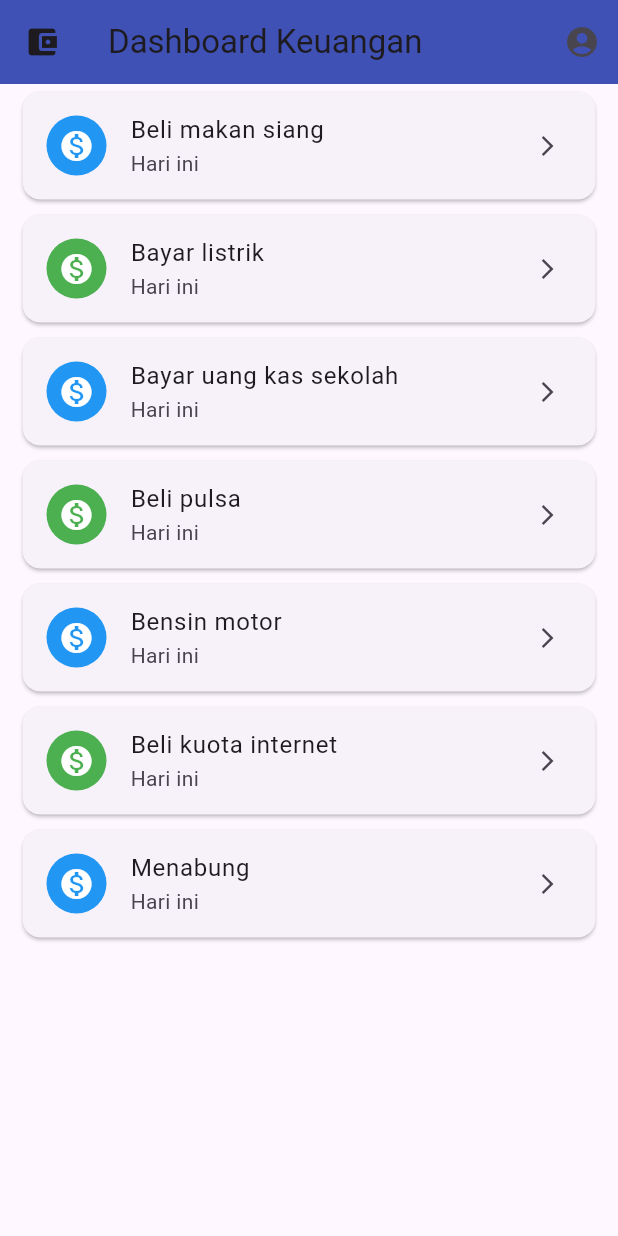
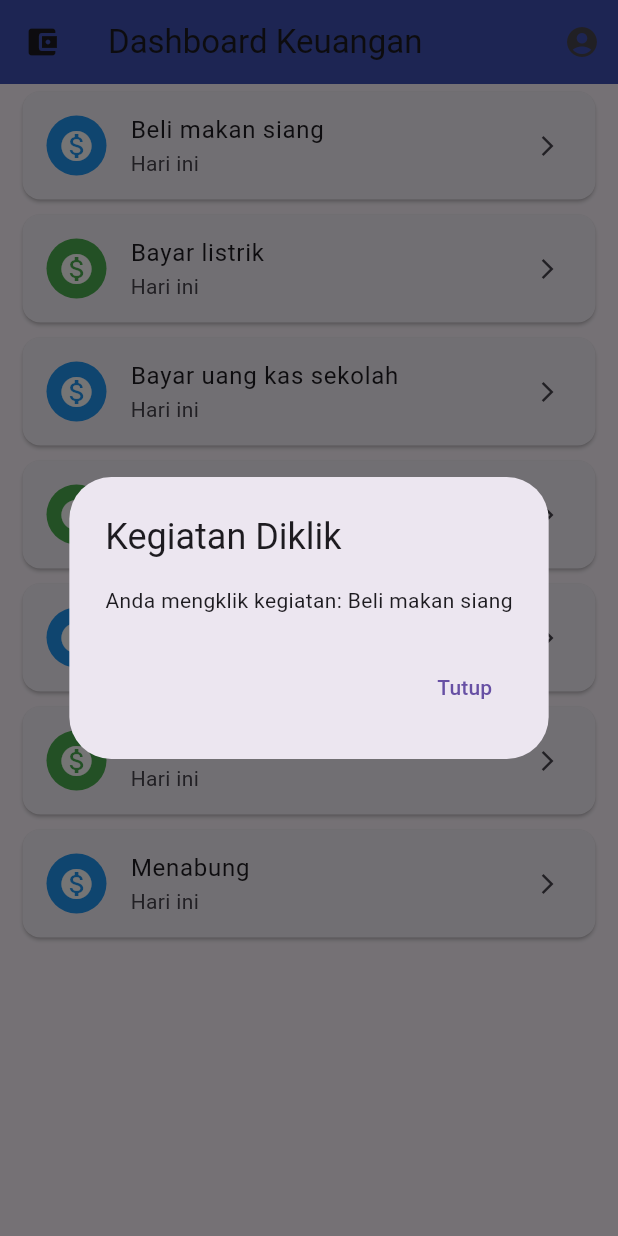
Before and after one commit to Arifnyacode/PersonalHub, a Flutter app: the Home screen opened directly, after a tap on "Beli makan siang", on a phone screen of 412 x 824 dp. Run offline on Flutter 3.47's test engine with Material 3 defaults, Android fonts, the phone set to English and light mode, and no system bars.

Commit message:
rubah profile dan home screen

```diff
--- a/lib/home.dart
+++ b/lib/home.dart
@@ -48,8 +48,24 @@ class Home extends StatelessWidget {
               subtitle: const Text('Hari ini'), // Deskripsi singkat
               trailing: const Icon(Icons.arrow_forward_ios, size: 16),
               onTap: () {
-                print(
-                  "Anda mengklik kegiatan: ${daftarkegiatan[index]}",
+                showDialog(
+                  context: context,
+                  builder: (context) {
+                    return AlertDialog(
+                      title: const Text('Kegiatan Diklik'),
+                      content: Text(
+                        "Anda mengklik kegiatan: ${daftarkegiatan[index]}",
+                      ),
+                      actions: [
+                        TextButton(
+                          onPressed: () {
+                            Navigator.pop(context);
+                          },
+                          child: const Text('Tutup'),
+                        ),
+                      ],
+                    );
+                  },
                 ); // Aksi ketika item diklik (misalnya, navigasi ke detail kegiatan)
               },
             ),
--- a/lib/profile.dart
+++ b/lib/profile.dart
@@ -1,8 +1,4 @@
 import 'package:flutter/material.dart';
-
-void main() {
-  runApp(const MyProfile());
-}
 
 class MyProfile extends StatelessWidget {
   const MyProfile({super.key});
```
